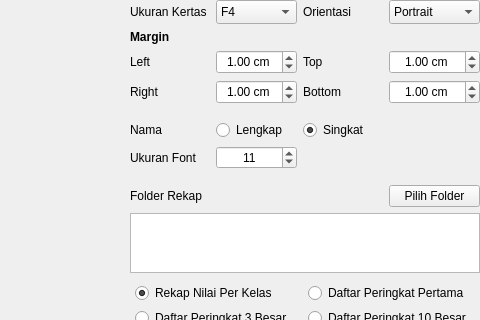
Qt form ui/sources/page_rekap_nilai.ui (asjach/db_app) before a commit; both pictures show x 479 to 959 and y 0 to 320 of the 959 by 853 pixel window.
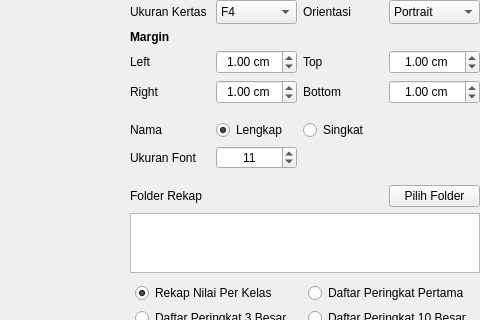
The same form after that commit.

What changed in the file:
```diff
--- a/ui/sources/page_rekap_nilai.ui
+++ b/ui/sources/page_rekap_nilai.ui
@@ -1190,6 +1190,9 @@
            <property name="text">
             <string>Lengkap</string>
            </property>
+           <property name="checked">
+            <bool>true</bool>
+           </property>
           </widget>
          </item>
          <item row="5" column="2">
@@ -1198,7 +1201,7 @@
             <string>Singkat</string>
            </property>
            <property name="checked">
-            <bool>true</bool>
+            <bool>false</bool>
            </property>
           </widget>
          </item>
```
